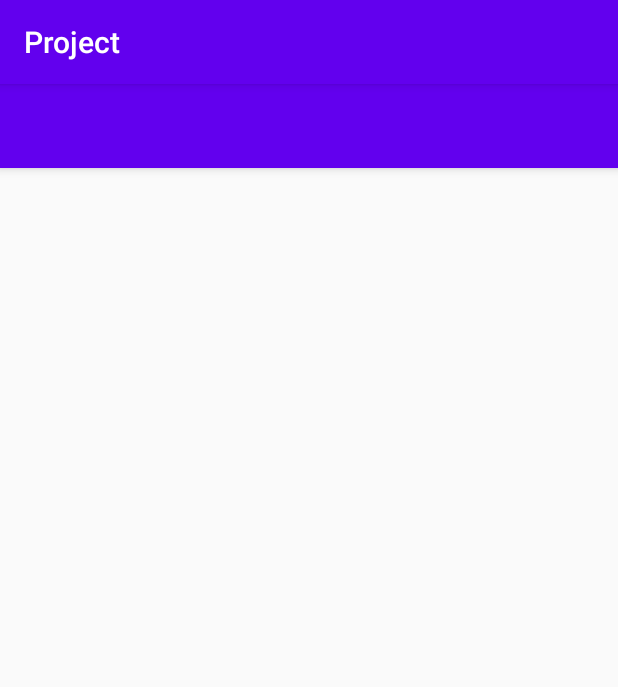
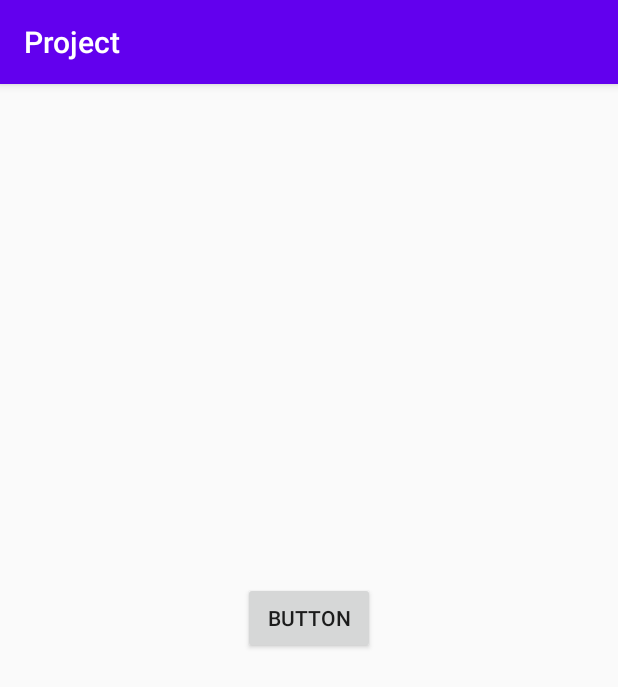
Before and after one commit to ZacharyTherrien/Android-Project, an Android app: the screen it shows after launch (HomeActivity), on a phone screen of 412 x 824 dp. Shown: the top 687 px of the screen. Run offline under Robolectric (Android 15) with nearby library versions, the phone set to English and light mode, and no system bars.

Commit message:
More fixes to activity due to missing NoActionBar style.

```diff
--- a/app/src/main/AndroidManifest.xml
+++ b/app/src/main/AndroidManifest.xml
@@ -9,7 +9,8 @@
         android:roundIcon="@mipmap/ic_launcher_round"
         android:supportsRtl="true"
         android:theme="@style/AppTheme">
-        <activity android:name=".HomeActivity">
+        <activity android:name=".HomeActivity"
+            android:theme="@style/AppTheme.NoActionBar">
             <intent-filter>
                 <action android:name="android.intent.action.MAIN" />
 
--- a/app/src/main/res/layout/fragment_home.xml
+++ b/app/src/main/res/layout/fragment_home.xml
@@ -1,6 +1,7 @@
 <?xml version="1.0" encoding="utf-8"?>
 <androidx.constraintlayout.widget.ConstraintLayout
     xmlns:android="http://schemas.android.com/apk/res/android"
+    xmlns:app="http://schemas.android.com/apk/res-auto"
     xmlns:tools="http://schemas.android.com/tools"
     android:layout_width="match_parent"
     android:layout_height="match_parent">
@@ -10,6 +11,8 @@
         android:layout_width="wrap_content"
         android:layout_height="wrap_content"
         android:text="Button"
-        tools:layout_editor_absoluteX="87dp"
-        tools:layout_editor_absoluteY="142dp" />
+        app:layout_constraintBottom_toBottomOf="parent"
+        app:layout_constraintEnd_toEndOf="parent"
+        app:layout_constraintStart_toStartOf="parent"
+        app:layout_constraintTop_toTopOf="parent" />
 </androidx.constraintlayout.widget.ConstraintLayout>
--- a/app/src/main/res/values/styles.xml
+++ b/app/src/main/res/values/styles.xml
@@ -7,6 +7,11 @@
         <item name="colorAccent">@color/colorAccent</item>
     </style>
 
+    <style name="AppTheme.NoActionBar">
+        <item name="windowActionBar">false</item>
+        <item name="windowNoTitle">true</item>
+    </style>
+
     <style name="AppTheme.AppBarOverlay" parent="ThemeOverlay.AppCompat.Dark.ActionBar" />
 
     <style name="AppTheme.PopupOverlay" parent="ThemeOverlay.AppCompat.Light" />
```
